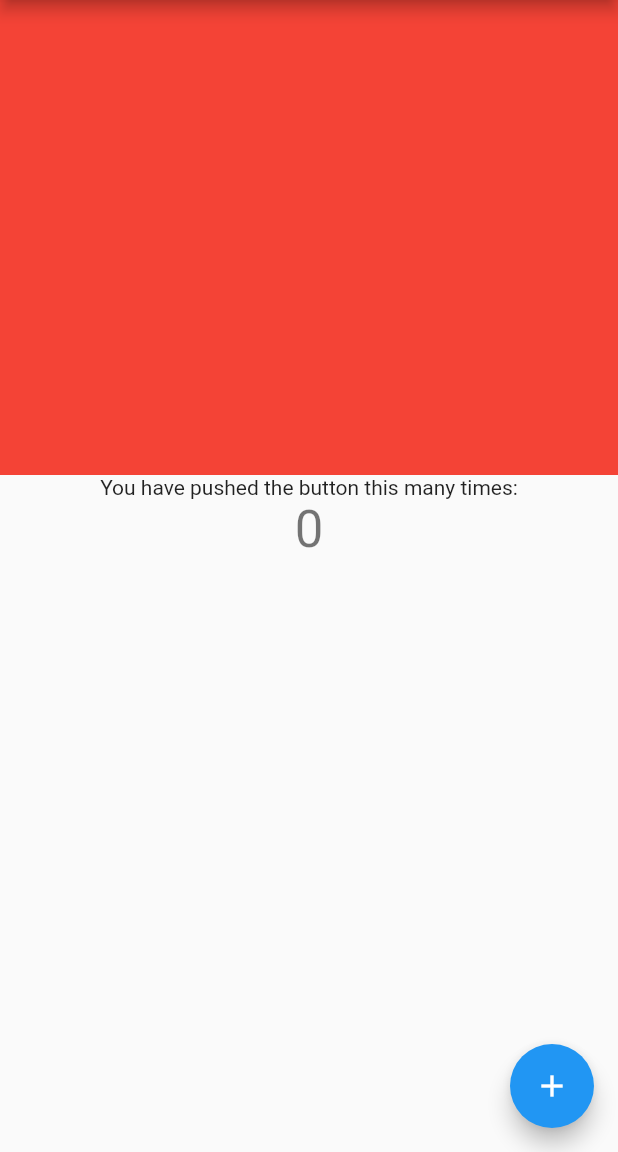
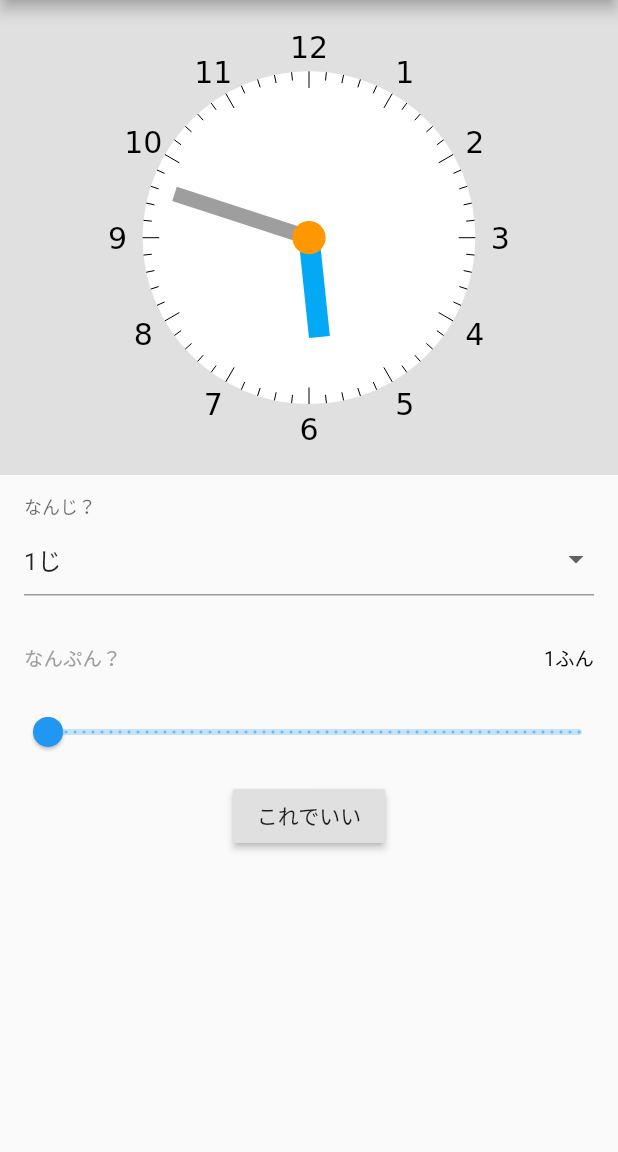
Before and after one commit to tnantoka/tokei, a Flutter app: the screen it shows after launch, on a phone screen of 412 x 824 dp, the part 84-1236 px from its top. Run offline on Flutter 3.47's test engine with Material 2 defaults, Android fonts, the phone set to English and light mode, and no system bars.

Commit message:
Beta version

```diff
--- a/lib/main.dart
+++ b/lib/main.dart
@@ -1,4 +1,11 @@
+import 'dart:math';
+import 'dart:ui' as ui;
 import 'package:flutter/material.dart';
+
+enum _DialogAction {
+  retry,
+  next,
+}
 
 void main() => runApp(MyApp());
 
@@ -10,13 +17,13 @@ class MyApp extends StatelessWidget {
       theme: ThemeData(
         primarySwatch: Colors.blue,
       ),
-      home: MyHomePage(title: 'Flutter Demo Home Page'),
+      home: const MyHomePage(title: 'Flutter Demo Home Page'),
     );
   }
 }
 
 class MyHomePage extends StatefulWidget {
-  MyHomePage({Key key, this.title}) : super(key: key);
+  const MyHomePage({Key key, this.title}) : super(key: key);
 
   final String title;
 
@@ -25,11 +32,24 @@ class MyHomePage extends StatefulWidget {
 }
 
 class _MyHomePageState extends State<MyHomePage> {
-  int _counter = 0;
+  final Random _rand = Random();
+  TimeOfDay _time = TimeOfDay.now();
+  final List<int> _hours = List<int>.generate(12, (int i) => i + 1);
+  int _hour = 1;
+  int _minute = 1;
 
-  void _incrementCounter() {
+  @override
+  void initState() {
+    super.initState();
+    _refresh();
+  }
+
+  void _refresh() {
     setState(() {
-      _counter++;
+      _time = TimeOfDay(
+        hour: _rand.nextInt(11),
+        minute: _rand.nextInt(59),
+      );
     });
   }
 
@@ -43,28 +63,198 @@ class _MyHomePageState extends State<MyHomePage> {
         children: <Widget>[
           AspectRatio(
             aspectRatio: 1.3,
-              child: ClipRect(child: Container(color: Colors.red))),
-          Center(
+            child: ClipRect(
+              child: Container(
+                color: Colors.grey[300],
+                child: CustomPaint(
+                  painter: _MyPainter(
+                    time: _time,
+                  ),
+                ),
+              ),
+            ),
+          ),
+          DropdownButtonHideUnderline(
+            child: Container(
+              padding: const EdgeInsets.all(16.0),
+              child: InputDecorator(
+                decoration: const InputDecoration(
+                  labelText: 'なんじ？',
+                  contentPadding: EdgeInsets.zero,
+                ),
+                child: DropdownButton<int>(
+                  value: _hour,
+                  onChanged: (int newValue) {
+                    setState(() {
+                      _hour = newValue;
+                    });
+                  },
+                  items: _hours.map<DropdownMenuItem<int>>((int value) {
+                    return DropdownMenuItem<int>(
+                      value: value,
+                      child: Text('$valueじ'),
+                    );
+                  }).toList(),
+                ),
+              ),
+            ),
+          ),
+          Container(
+              padding: const EdgeInsets.all(16.0),
               child: Column(
-              mainAxisAlignment: MainAxisAlignment.center,
+                children: <Widget>[
+                  Row(
+                    mainAxisAlignment: MainAxisAlignment.spaceBetween,
                     children: <Widget>[
                       Text(
-                  'You have pushed the button this many times:',
+                        'なんぷん？',
+                        style: TextStyle(color: Colors.grey[500], fontSize: 13),
                       ),
                       Text(
-                  '$_counter',
-                  style: Theme.of(context).textTheme.display1,
+                        '$_minuteふん',
+                        style: TextStyle(color: Colors.black, fontSize: 13),
                       ),
                     ],
                   ),
+                ],
+              )),
+          Slider(
+            value: _minute.toDouble(),
+            min: 0,
+            max: 59,
+            divisions: 60,
+            label: '$_minuteふん',
+            onChanged: (double value) {
+              setState(() {
+                _minute = value.toInt();
+              });
+            },
+          ),
+          const SizedBox(height: 8.0),
+          RaisedButton(
+            child: const Text('これでいい'),
+            onPressed: () {
+              final bool isCorrect =
+                  _hour == _time.hour && _minute == _time.minute;
+              print(isCorrect);
+
+              showDialog<_DialogAction>(
+                context: context,
+                builder: (BuildContext context) {
+                  return AlertDialog(
+                    content: Text(
+                      isCorrect ? 'せいかい！！' : 'おしい！',
+                    ),
+                    actions: <Widget>[
+                      FlatButton(
+                        child: Text(isCorrect ? 'つぎのもんだい' : 'もういちどこたえる'),
+                        onPressed: () {
+                          Navigator.pop(
+                            context,
+                            isCorrect
+                                ? _DialogAction.next
+                                : _DialogAction.retry,
+                          );
+                        },
                       ),
                     ],
+                  );
+                },
+              ).then<void>((_DialogAction value) {
+                switch (value) {
+                  case _DialogAction.next:
+                    _refresh();
+                    break;
+                  case _DialogAction.retry:
+                    break;
+                }
+              });
+            },
           ),
-      floatingActionButton: FloatingActionButton(
-        onPressed: _incrementCounter,
-        tooltip: 'Increment',
-        child: Icon(Icons.add),
+        ],
       ),
     );
   }
 }
+
+class _MyPainter extends CustomPainter {
+  _MyPainter({this.time}) : super();
+
+  TimeOfDay time;
+
+  @override
+  bool shouldRepaint(_MyPainter oldDelegate) {
+    return oldDelegate.time != time;
+  }
+
+  @override
+  void paint(Canvas canvas, Size size) {
+    final double radius = size.height * 0.35;
+
+    final Offset center = Offset(size.width * 0.5, size.height * 0.5);
+    canvas.drawCircle(center, radius, Paint()..color = Colors.white);
+
+    for (int i = 0; i < 360; i += 6) {
+      final double x1 = center.dx +
+          radius * (i % 30 == 0 ? 0.9 : 0.95) * cos(radians(i.toDouble()));
+      final double y1 = center.dy +
+          radius * (i % 30 == 0 ? 0.9 : 0.95) * sin(radians(i.toDouble()));
+
+      final double x2 = center.dx + radius * cos(radians(i.toDouble()));
+      final double y2 = center.dy + radius * sin(radians(i.toDouble()));
+
+      canvas.drawLine(
+          Offset(x1, y1), Offset(x2, y2), Paint()..color = Colors.black);
+    }
+
+    const double fontSize = 20;
+    for (int i = 1; i <= 12; i++) {
+      final ui.ParagraphStyle style =
+          ui.ParagraphStyle(textAlign: TextAlign.center, fontSize: fontSize);
+      final ui.ParagraphBuilder builder = ui.ParagraphBuilder(style)
+        ..pushStyle(ui.TextStyle(color: Colors.black))
+        ..addText(i.toString());
+      final ui.Paragraph paragraph = builder.build()
+        ..layout(const ui.ParagraphConstraints(width: fontSize * 2));
+
+      final double x = center.dx +
+          radius * 1.15 * cos(radians(30 * i.toDouble() - 90)) -
+          paragraph.width * 0.5;
+      final double y = center.dy +
+          radius * 1.15 * sin(radians(30 * i.toDouble() - 90)) -
+          paragraph.height * 0.5;
+
+      canvas.drawParagraph(paragraph, Offset(x, y));
+    }
+
+    canvas.save();
+    canvas.translate(center.dx, center.dy);
+
+    canvas.save();
+    canvas.rotate(
+        radians(-180 + (time.hour * 30 + 30 * time.minute / 60).toDouble()));
+    canvas.drawRect(
+        Rect.fromLTWH(-7, 0, 14, radius * 0.6),
+        Paint()
+          ..color = Colors.lightBlue
+          ..style = PaintingStyle.fill);
+    canvas.restore();
+
+    canvas.save();
+    canvas.rotate(radians(-180 + time.minute.toDouble() * 6));
+    canvas.drawRect(
+        Rect.fromLTWH(-5, 0, 10, radius * 0.85),
+        Paint()
+          ..color = Colors.grey
+          ..style = PaintingStyle.fill);
+    canvas.restore();
+
+    canvas.restore();
+
+    canvas.drawCircle(center, radius * 0.1, Paint()..color = Colors.orange);
+  }
+}
+
+double radians(double degree) {
+  return degree * pi / 180;
+}
```
Lines whose indentation alone changed are shown as unchanged.
